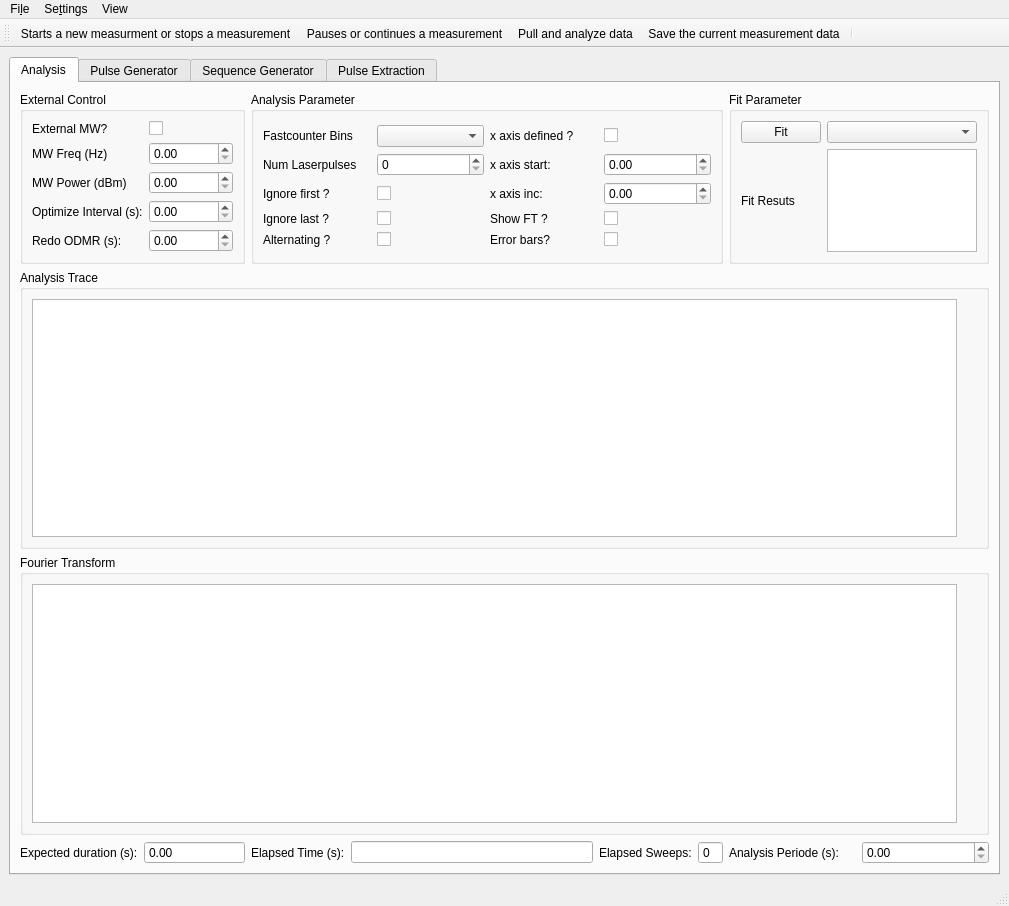
Ulm-IQO/qudi, file gui/pulsed/ui_pulsed_maingui.ui: the form before one commit.
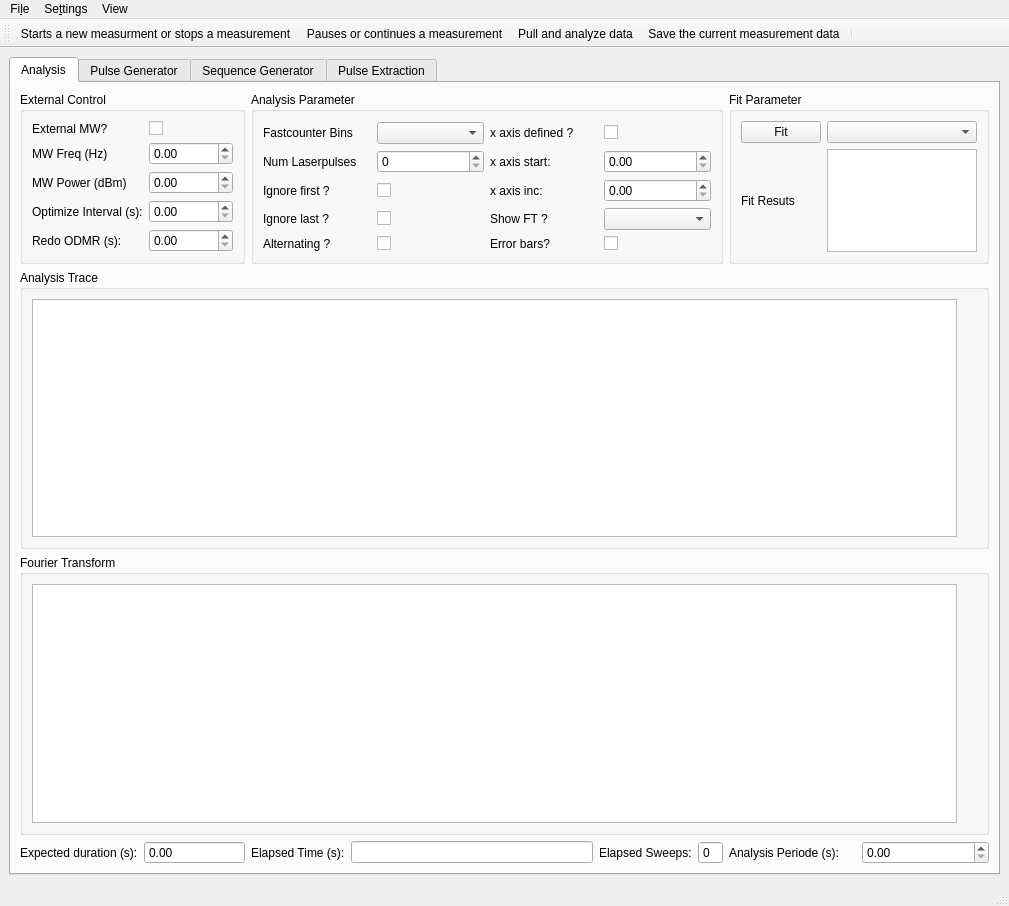
The form after the commit. Icons and pictures are not drawn. Custom widgets are drawn as their Qt base class.

Commit message: now there is a combobox for the second plot where one can decides what the second if there should be a second plot and what it should show Functionality in not implemented yet

Diff of the .ui file:
```diff
--- a/gui/pulsed/ui_pulsed_maingui.ui
+++ b/gui/pulsed/ui_pulsed_maingui.ui
@@ -327,13 +327,6 @@
                    </property>
                   </widget>
                  </item>
-                 <item row="3" column="3">
-                  <widget class="QCheckBox" name="ana_param_show_ft_CheckBox">
-                   <property name="text">
-                    <string/>
-                   </property>
-                  </widget>
-                 </item>
                  <item row="4" column="2">
                   <widget class="QLabel" name="show_errorbars_Label">
                    <property name="text">
@@ -348,6 +341,9 @@
                    </property>
                   </widget>
                  </item>
+                 <item row="3" column="3">
+                  <widget class="QComboBox" name="second_plot_ComboBox"/>
+                 </item>
                 </layout>
                </item>
               </layout>
```
The commit also changes 1 other file.
